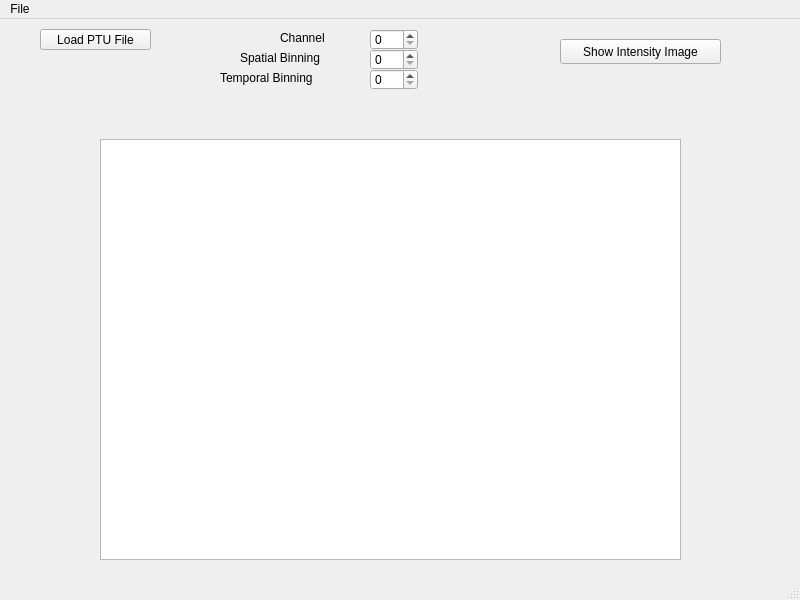
Qt form qt_app/gui/phasorflim.ui (Tomkaehst/PhasorFLIM) before a commit.
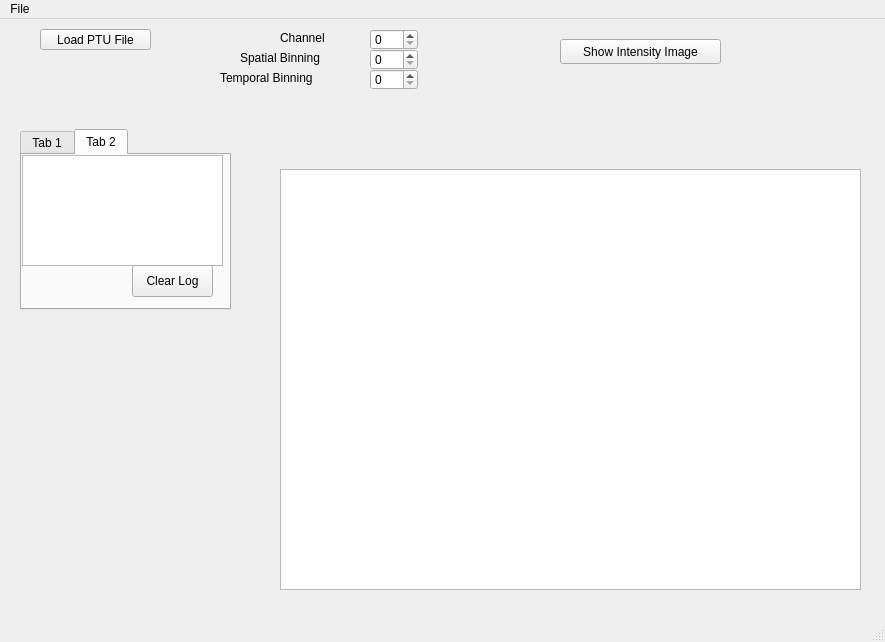
The same form after that commit. The open tabs and pages were chosen to show the change.

Diff of the .ui file:
```diff
--- a/qt_app/gui/phasorflim.ui
+++ b/qt_app/gui/phasorflim.ui
@@ -6,8 +6,8 @@
    <rect>
     <x>0</x>
     <y>0</y>
-    <width>800</width>
-    <height>600</height>
+    <width>885</width>
+    <height>642</height>
    </rect>
   </property>
   <property name="windowTitle">
@@ -30,8 +30,8 @@
    <widget class="QGraphicsView" name="plotArea">
     <property name="geometry">
      <rect>
-      <x>100</x>
-      <y>120</y>
+      <x>280</x>
+      <y>150</y>
       <width>581</width>
       <height>421</height>
      </rect>
@@ -128,13 +128,78 @@
      <string>Show Intensity Image</string>
     </property>
    </widget>
+   <widget class="QTabWidget" name="tabWidget">
+    <property name="geometry">
+     <rect>
+      <x>20</x>
+      <y>110</y>
+      <width>211</width>
+      <height>181</height>
+     </rect>
+    </property>
+    <property name="currentIndex">
+     <number>0</number>
+    </property>
+    <widget class="QWidget" name="tab">
+     <property name="enabled">
+      <bool>false</bool>
+     </property>
+     <property name="acceptDrops">
+      <bool>false</bool>
+     </property>
+     <attribute name="title">
+      <string>Tab 1</string>
+     </attribute>
+     <widget class="QPushButton" name="pushButton">
+      <property name="geometry">
+       <rect>
+        <x>20</x>
+        <y>10</y>
+        <width>113</width>
+        <height>32</height>
+       </rect>
+      </property>
+      <property name="text">
+       <string>Test 1</string>
+      </property>
+     </widget>
+    </widget>
+    <widget class="QWidget" name="tab_2">
+     <attribute name="title">
+      <string>Tab 2</string>
+     </attribute>
+     <widget class="QTextBrowser" name="logConsole">
+      <property name="geometry">
+       <rect>
+        <x>0</x>
+        <y>0</y>
+        <width>201</width>
+        <height>111</height>
+       </rect>
+      </property>
+     </widget>
+     <widget class="QPushButton" name="pushButton_clearLogConsole">
+      <property name="geometry">
+       <rect>
+        <x>110</x>
+        <y>110</y>
+        <width>81</width>
+        <height>32</height>
+       </rect>
+      </property>
+      <property name="text">
+       <string>Clear Log</string>
+      </property>
+     </widget>
+    </widget>
+   </widget>
   </widget>
   <widget class="QMenuBar" name="menubar">
    <property name="geometry">
     <rect>
      <x>0</x>
      <y>0</y>
-     <width>800</width>
+     <width>885</width>
      <height>22</height>
     </rect>
    </property>
```
Left out of the diff: 10 changed lines with no effect on the pictures.
